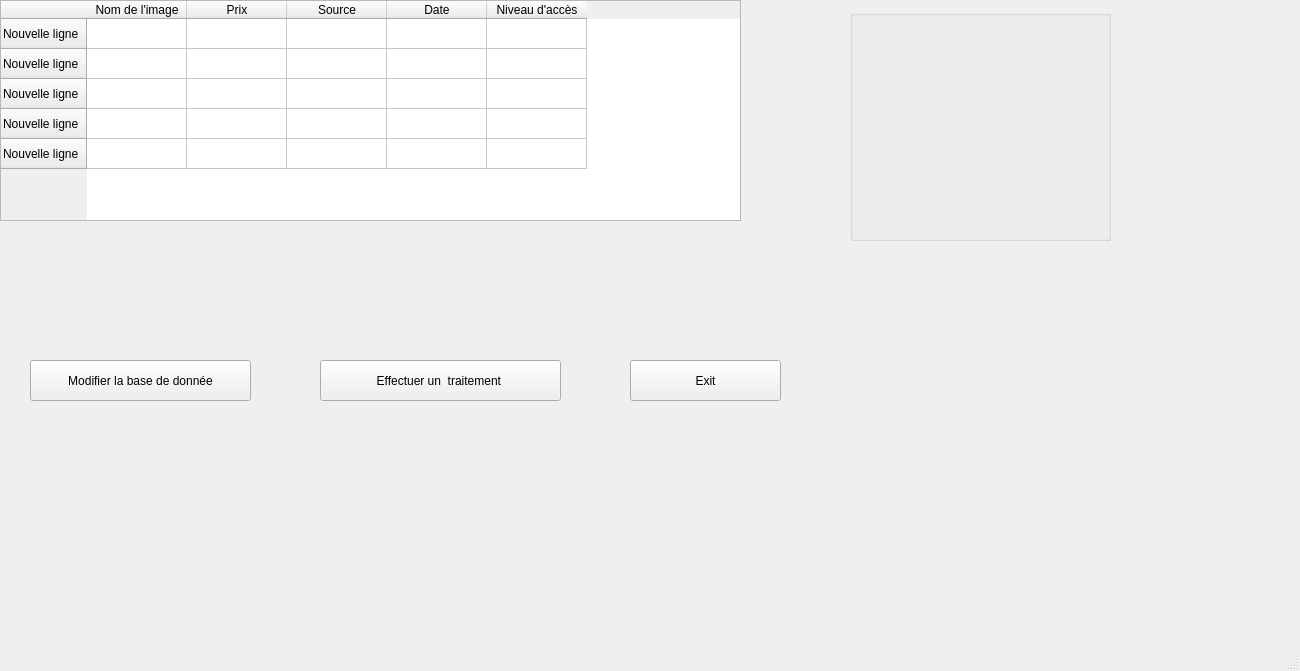
konstantinosmelis/projet-informatique, file ui/listwindow.ui: the form before one commit.
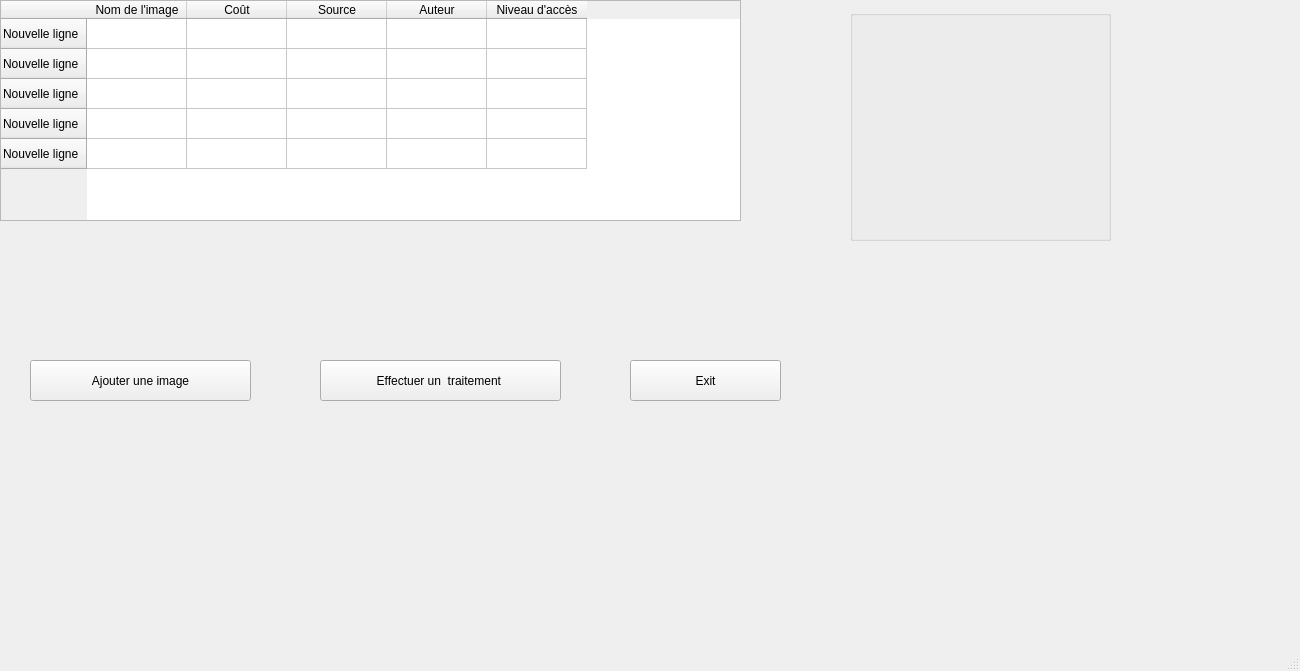
The form after the commit.

Commit message: Modified field names

What changed in the file:
```diff
--- a/ui/listwindow.ui
+++ b/ui/listwindow.ui
@@ -55,7 +55,7 @@
     </column>
     <column>
      <property name="text">
-      <string>Prix</string>
+      <string>Coût</string>
      </property>
     </column>
     <column>
@@ -65,7 +65,7 @@
     </column>
     <column>
      <property name="text">
-      <string>Date</string>
+      <string>Auteur</string>
      </property>
     </column>
     <column>
@@ -97,7 +97,7 @@
      </rect>
     </property>
     <property name="text">
-     <string>Modifier la base de donnée</string>
+     <string>Ajouter une image</string>
     </property>
    </widget>
    <widget class="QPushButton" name="TraitemenButton">
```
Left out of the diff: 16 changed lines with no effect on the pictures. The commit also changes 2 other files.
